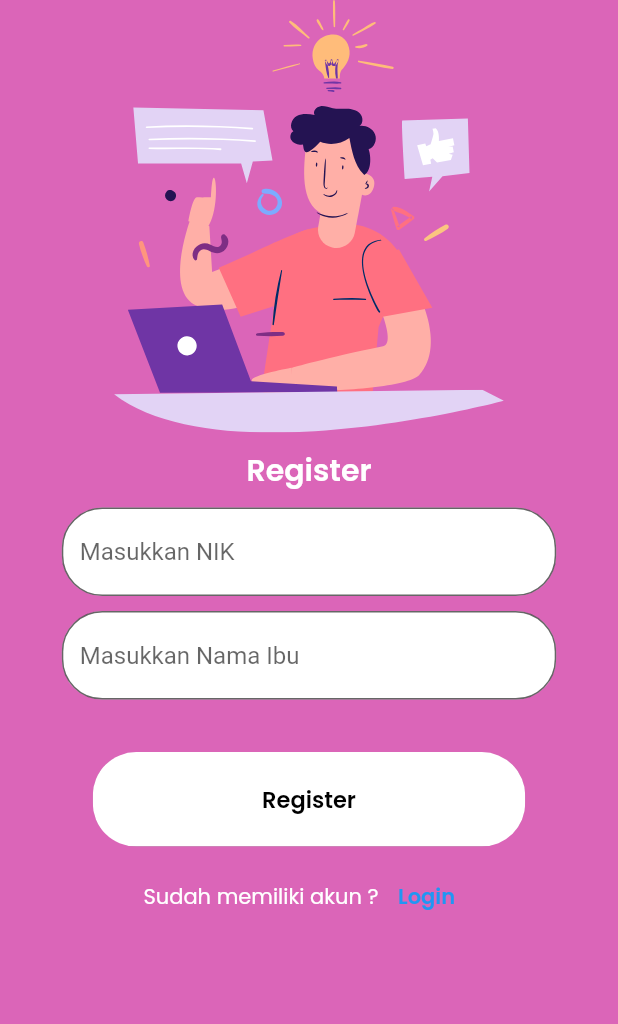
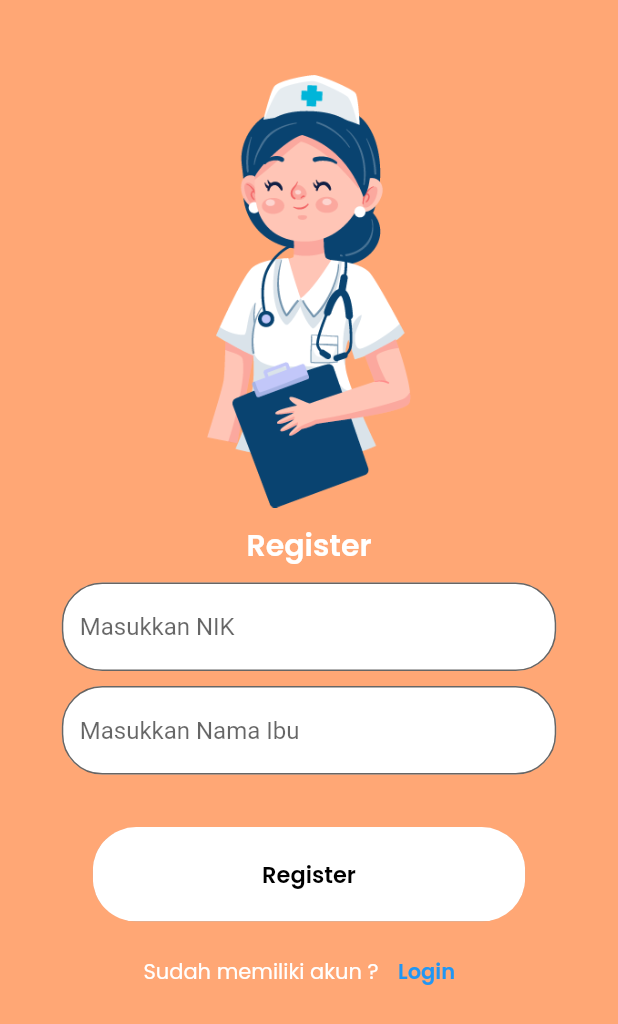
Before and after one commit to Rwhytm/My_ADA-Flutter, a Flutter app: the screen it shows after launch, after a tap on "Register", on a phone screen of 412 x 824 dp. Shown: the top 1024 px of the screen. Run offline on Flutter 3.47's test engine with Material 2 defaults, Android fonts, the phone set to English and light mode, and no system bars; our stand-ins replace cloud_firestore, firebase_auth, firebase_core, flutter_svg, google_fonts; missing offline and left inert: dart:ffi, outlined_text; accounts and stored records are empty; network calls fail.

Commit message:
update icon for login and register

```diff
--- a/buku_kia/lib/pages/login.dart
+++ b/buku_kia/lib/pages/login.dart
@@ -24,21 +24,26 @@ class _RegisterState extends State<Login> {
   Widget build(BuildContext context) {
     Size size = MediaQuery.of(context).size;
     return Scaffold(
-      backgroundColor: backgroundPink,
+      backgroundColor: orangeTua,
       body: SafeArea(
           child: SingleChildScrollView(
         child: Center(
           child: Column(
             children: [
-              SvgPicture.asset(
-                "assets/images/signup.svg",
+              // SvgPicture.asset(
+              //   "assets/images/nurse1.png",
+              //   height: size.height * 0.35,
+              // ),
+              const SizedBox(
+                height: 50,
+              ),
+              Image.asset(
+                "assets/images/nurse1.png",
                 height: size.height * 0.35,
               ),
-              const SizedBox(
-                height: 10,
-              ),
+
               Text(
-                "Login",
+                "LOGIN",
                 style: GoogleFonts.poppins(
                   fontSize: 20,
                   fontWeight: FontWeight.w600,
--- a/buku_kia/lib/pages/register.dart
+++ b/buku_kia/lib/pages/register.dart
@@ -25,14 +25,17 @@ class _RegisterState extends State<Register> {
   Widget build(BuildContext context) {
     Size size = MediaQuery.of(context).size;
     return Scaffold(
-      backgroundColor: backgroundPink,
+      backgroundColor: orangeTua,
       body: SafeArea(
           child: SingleChildScrollView(
         child: Center(
           child: Column(
             children: [
-              SvgPicture.asset(
-                "assets/images/signup.svg",
+              const SizedBox(
+                height: 50,
+              ),
+              Image.asset(
+                "assets/images/nurse2.png",
                 height: size.height * 0.35,
               ),
               const SizedBox(
```
Also changed, not shown: buku_kia/assets/images/nurse1.png (added), buku_kia/assets/images/nurse2.png (added).
